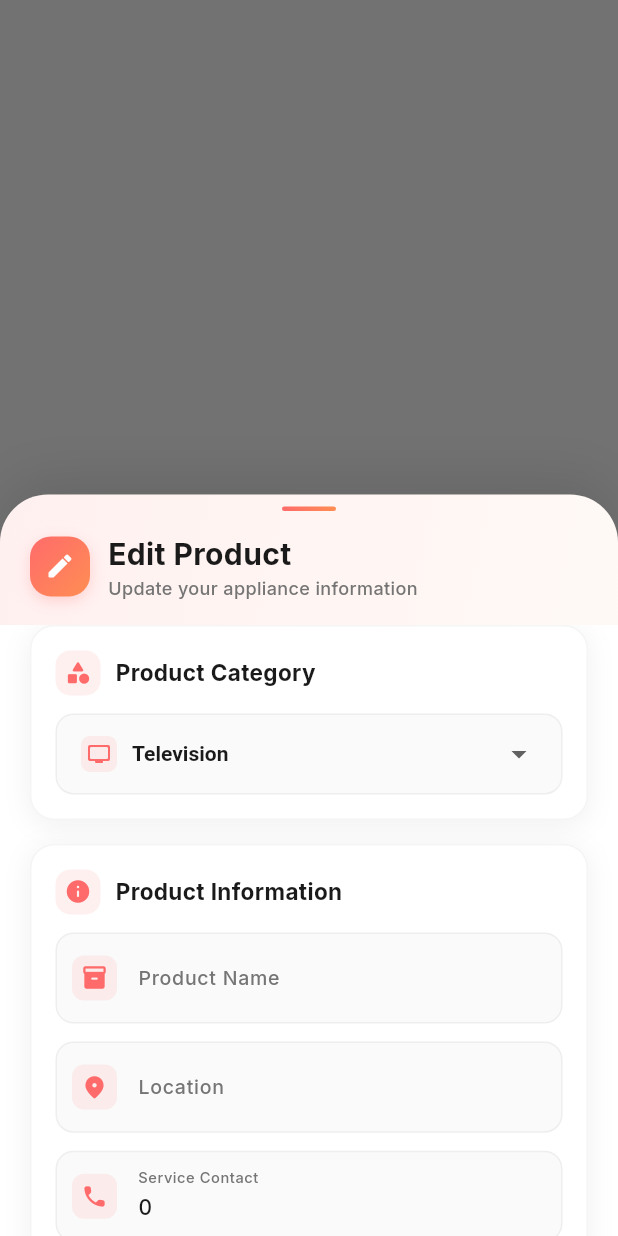
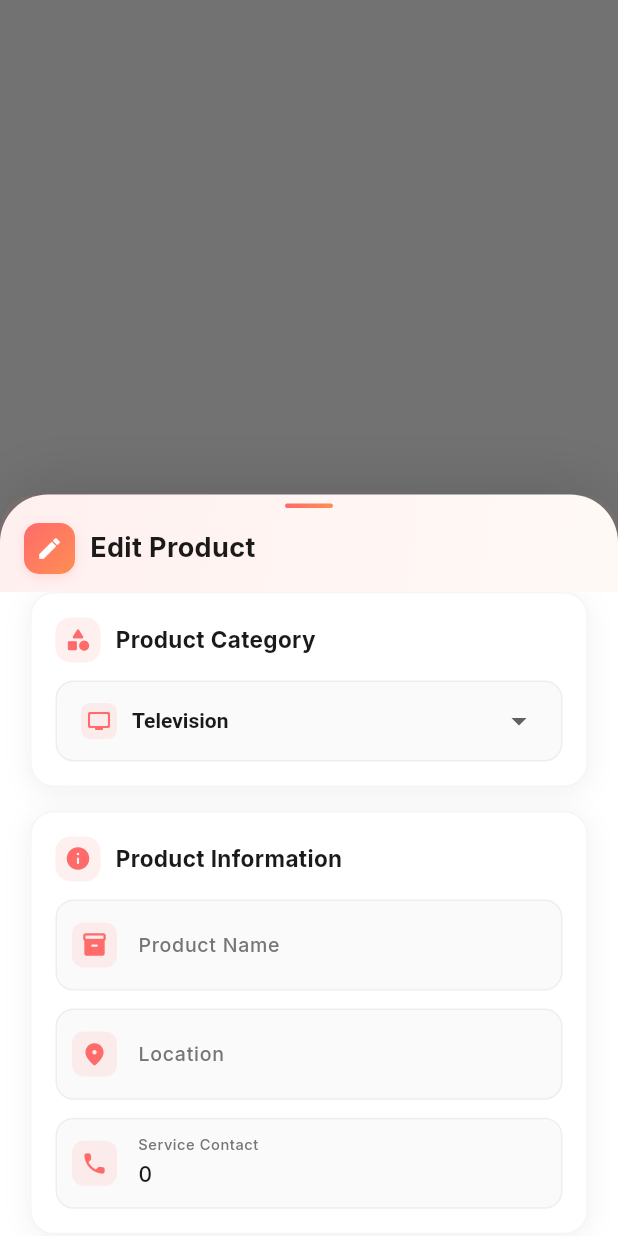
Before and after one commit to RensithUdara/Home-Care-Mobile-App, a Flutter app: what show() shows on an empty page, opened directly with empty values, on a phone screen of 412 x 824 dp. Run offline on Flutter 3.47's test engine with Material 3 defaults, Android fonts, the phone set to English and light mode, and no system bars; our stand-ins replace cloud_firestore, firebase_auth, firebase_core, google_fonts; missing offline and left inert: flutter_phone_direct_caller; accounts and stored records are empty.

Commit message:
Refactor EditProductBottomSheet: Adjust UI dimensions, padding, and styles for improved compactness and aesthetics

```diff
--- a/lib/components/edit_product_bottom_sheet.dart
+++ b/lib/components/edit_product_bottom_sheet.dart
@@ -29,7 +29,7 @@ class EditProductBottomSheet extends StatefulWidget {
       builder: (context) => DraggableScrollableSheet(
         initialChildSize: 0.6,
         minChildSize: 0.4,
-        maxChildSize: 0.85,
+        maxChildSize: 0.6,
         builder: (context, scrollController) => EditProductBottomSheet(
           product: product,
           onProductEdited: onProductEdited,
@@ -113,15 +113,15 @@ class _EditProductBottomSheetState extends State<EditProductBottomSheet> {
                   const Color(0xFFFF8E53).withOpacity(0.05),
                 ],
               ),
-              borderRadius: const BorderRadius.vertical(top: Radius.circular(32)),
+              borderRadius: const BorderRadius.vertical(top: Radius.circular(24)),
             ),
             child: Container(
-              padding: const EdgeInsets.fromLTRB(20, 8, 20, 16),
+              padding: const EdgeInsets.fromLTRB(16, 6, 16, 12),
               child: Column(
                 children: [
-                  // Elegant Drag Handle
+                  // Compact Drag Handle
                   Container(
-                    width: 36,
+                    width: 32,
                     height: 3,
                     decoration: BoxDecoration(
                       gradient: LinearGradient(
@@ -133,13 +133,13 @@ class _EditProductBottomSheetState extends State<EditProductBottomSheet> {
                       borderRadius: BorderRadius.circular(2),
                     ),
                   ),
-                  const SizedBox(height: 14),
+                  const SizedBox(height: 10),
 
-                  // Beautiful Header with Icon and Title
+                  // Compact Header with Icon and Title
                   Row(
                     children: [
                       Container(
-                        padding: const EdgeInsets.all(10),
+                        padding: const EdgeInsets.all(8),
                         decoration: BoxDecoration(
                           gradient: LinearGradient(
                             begin: Alignment.topLeft,
@@ -149,43 +149,30 @@ class _EditProductBottomSheetState extends State<EditProductBottomSheet> {
                               const Color(0xFFFF8E53),
                             ],
                           ),
-                          borderRadius: BorderRadius.circular(14),
+                          borderRadius: BorderRadius.circular(10),
                           boxShadow: [
                             BoxShadow(
-                              color: const Color(0xFFFF6B6B).withOpacity(0.25),
-                              blurRadius: 8,
-                              offset: const Offset(0, 3),
+                              color: const Color(0xFFFF6B6B).withOpacity(0.2),
+                              blurRadius: 6,
+                              offset: const Offset(0, 2),
                             ),
                           ],
                         ),
                         child: const Icon(
                           Icons.edit_rounded,
                           color: Colors.white,
-                          size: 20,
+                          size: 18,
                         ),
                       ),
-                      const SizedBox(width: 12),
-                      Expanded(
-                        child: Column(
-                          crossAxisAlignment: CrossAxisAlignment.start,
-                          children: [
-                            const Text(
-                              'Edit Product',
-                              style: TextStyle(
-                                fontSize: 20,
-                                fontWeight: FontWeight.bold,
-                                color: Color(0xFF1A1A1A),
-                              ),
-                            ),
-                            Text(
-                              'Update your appliance information',
-                              style: TextStyle(
-                                fontSize: 12,
-                                color: Colors.grey.shade600,
-                                fontWeight: FontWeight.w500,
-                              ),
-                            ),
-                          ],
+                      const SizedBox(width: 10),
+                      const Expanded(
+                        child: Text(
+                          'Edit Product',
+                          style: TextStyle(
+                            fontSize: 18,
+                            fontWeight: FontWeight.bold,
+                            color: Color(0xFF1A1A1A),
+                          ),
                         ),
                       ),
                     ],
```
